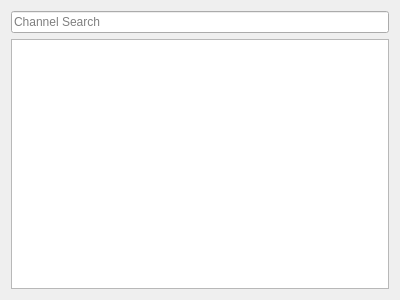
The window that Client/chatchannelselectionwindow.ui (mathe-matician/zIRC) describes before a commit, drawn with Qt 5.
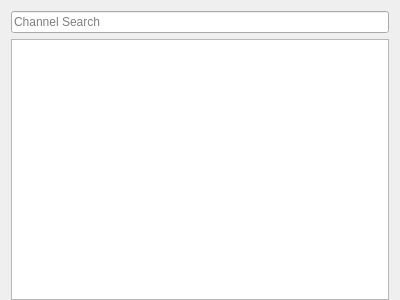
The same window after the commit.

What changed in the file:
```diff
--- a/Client/chatchannelselectionwindow.ui
+++ b/Client/chatchannelselectionwindow.ui
@@ -14,6 +14,9 @@
    <string>Form</string>
   </property>
   <layout class="QVBoxLayout" name="verticalLayout">
+   <property name="bottomMargin">
+    <number>0</number>
+   </property>
    <item>
     <widget class="QLineEdit" name="searchBox">
      <property name="placeholderText">
```
